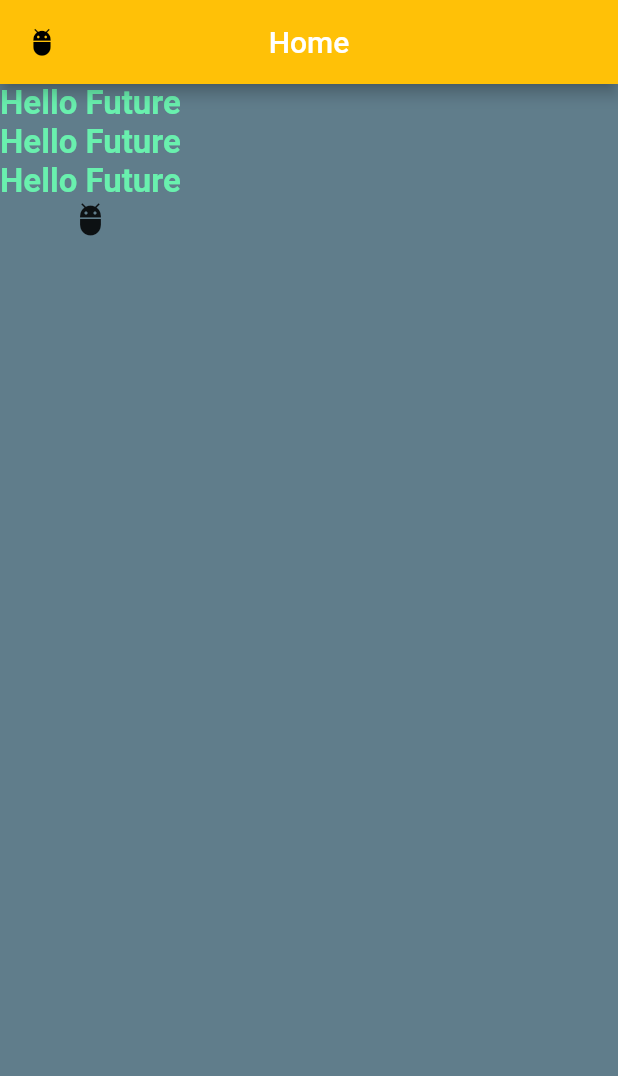
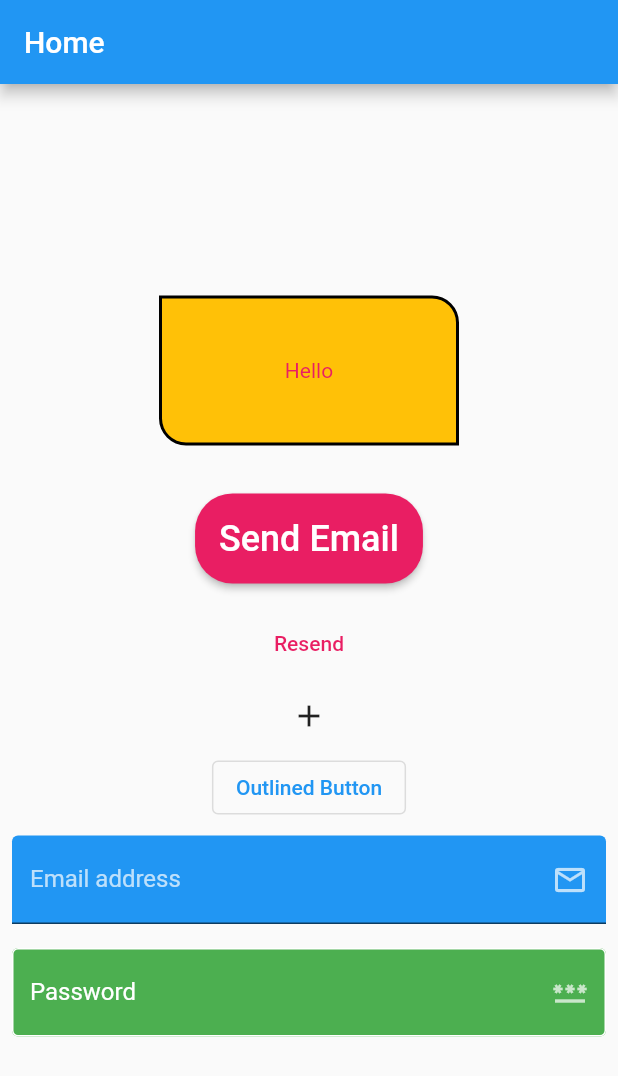
Before and after one commit to flucloxin500/Ostad_Batch_04, a Flutter app: the screen it shows after launch, on a phone screen of 412 x 824 dp. Shown: the top 1076 px of the screen. Run offline on Flutter 3.47's test engine with Material 2 defaults, Android fonts, the phone set to English and light mode, and no system bars.

Commit message:
Decoration

```diff
--- a/lib/main.dart
+++ b/lib/main.dart
@@ -1,171 +1,169 @@
-/// Module 05
-/// class 02
+import 'package:flutter/material.dart';
 
-// import 'package:flutter/material.dart';
-// void main (){
-//
-//   ///give some widget
-//   runApp(
-//   /// Material app
-//   //   MaterialApp(
-//   //     home: Scaffold(
-//   //       body: Center(
-//   //         child: Text('Hello World.!'),
-//   //       ),
-//   //     ),
-//   //   )
-//   // );
-//       MyApp()
-//   );
-// }
-// /// creating new widget
-//
-// // class MyApp extends Widget{
-// //   const MyApp({super.key});
-// //
-// //
-// //   @override
-// //   Element createElement() {
-// //     //
-// //     throw UnimplementedError();
-// //   }
-// //
-// //
-// // }
-//
-// /// stateless widget
-// /// basic screen
-// /// Hot reload => ctrl + s
-// /// Hot restart => ctrl+shift+\
-// class MyApp extends StatelessWidget{
-//
-//   @override
-//   Widget build(BuildContext context){
-//     return MaterialApp(
-//       /// checking debug mode
-//       debugShowCheckedModeBanner: true,
-//       home: Scaffold(
-//         /// for AppBar
-//         appBar: AppBar(
-//           /// for getting title in appbar
-//           title: Text('Home'),
-//         ),
-//         body: Center(
-//           child: Text('Hello Future'),
-//         ),
-//       ),
-//       /// for adding/changing app title
-//       title: 'My App',
-//     );
-//
-//   }
-// }
-
-import 'package:flutter/material.dart';
-void main (){
-
-  ///give some widget
-  runApp(
-    /// Material app
-    //   MaterialApp(
-    //     home: Scaffold(
-    //       body: Center(
-    //         child: Text('Hello World.!'),
-    //       ),
-    //     ),
-    //   )
-    // );
-      MyApp()
+class MyApp extends StatelessWidget {
+  @override
+  Widget build(BuildContext context) {
+    return MaterialApp(
+      debugShowCheckedModeBanner: true,
+      home: HomeScreen(),
+      title: 'Ostad App',
     );
   }
-/// creating new widget
+}
 
-// class MyApp extends Widget{
-//   const MyApp({super.key});
-//
-//
-//   @override
-//   Element createElement() {
-//     //
-//     throw UnimplementedError();
-//   }
-//
-//
-// }
+class HomeScreen extends StatelessWidget{
+  @override
+  Widget build(BuildContext context) {
+    return Scaffold(
+      appBar: AppBar(
+        title: Text('Home'),
+      ),
+      body: Center(
+          child: Column(
+            mainAxisAlignment: MainAxisAlignment.center,
+            children: [
+              Container(
+                width: 200,
+                height: 100,
 
-/// stateless widget
-/// basic screen
-/// Hot reload => ctrl + s
-/// Hot restart => ctrl+shift+\
-class MyApp extends StatelessWidget{
+                /// adding anything in container, used child
+                child: Text('Hello',style: TextStyle(
+                  color: Colors.pink,
+                ),),
+                alignment: Alignment.center,
+                /// for all side
+                margin: EdgeInsets.all(16),
+                //padding: EdgeInsets.all(10),
+                /// for any single side
+                //padding: EdgeInsets.only(top: 10, bottom: 15),
+                /// for symmetrical
+                padding: EdgeInsets.symmetric(horizontal: 15,vertical: 10),
+                // for decoration colors can't be add outside of the decoration
 
-  @override
-  Widget build(BuildContext context){
-    return MaterialApp(
-      /// checking debug mode
-      debugShowCheckedModeBanner: false,
-      home: Scaffold(
-        /// for background color
-        backgroundColor: Colors.blueGrey,
-        /// for AppBar
-        appBar: AppBar(
-          /// for appbar backgropund color
-          backgroundColor: Colors.amber,
-          /// for changing position of appBar title
-          centerTitle: true,
-          /// for getting title in appbar
-          title: Text('Home'),
-          // /// add leading text
-          // leading: Text('App'),
-          /// add leading icon
-          /// add leading color
-          /// add leading size
-          leading: Icon(Icons.adb_outlined,color: Colors.black,size: 20,),
-
-        ),
-        /// we can add more alignnment from body
-        /// Center
-        body:
-        // Center()
-        // /// creating textStyle
-        // child: Text('Hello Future',style: TextStyle(
-        //   /// changing text color
-        //   color: Colors.blue,
-        //       /// changing font size
-        //       fontSize: 25 ,
-        //   /// changing fontweight
-        //   fontWeight: FontWeight.bold,
-        //
-        // ),),
-        /// colomn add
-        ///child: Column()
-        ///for vertical is Coloumn
-        /// for horizontal is ROw
-        Column(
-          children: [
-            Text('Hello Future',style: TextStyle(
-              color: Colors.greenAccent,
-              fontSize: 22,
-              fontWeight: FontWeight.w700,
-            ),),
-            Text('Hello Future',style: TextStyle(
-              color: Colors.greenAccent,
-              fontSize: 22,
-              fontWeight: FontWeight.w700,
-            ),),
-            Text('Hello Future',style: TextStyle(
-              color: Colors.greenAccent,
-              fontSize: 22,
-              fontWeight: FontWeight.w700,
-            ),),
-            Icon(Icons.adb_outlined),
-          ],
+                decoration: BoxDecoration(
+                  color: Colors.amber,
+                  border: Border.all(color: Colors.black,
+                      width: 2 ),
+                  // for whole side
+                  ///borderRadius: BorderRadius.circular(15),
+                  //for single side
+                  borderRadius: BorderRadius.only
+                    (bottomLeft: Radius.circular(18),
+                      topRight: Radius.circular(18)),
+                  /// for all kind of shape
+                  //shape: BoxShape.circle
                 ),
               ),
-      //),
-      /// for adding/changing app title
-      title: 'My App',
+              Container(
+                margin: EdgeInsets.all(16),
+                child: ElevatedButton(
+                    style: ElevatedButton.styleFrom(
+                        backgroundColor: Colors.pink,
+                        textStyle: TextStyle(
+                            fontSize: 24,
+                            fontWeight: FontWeight.w500
+                        ),
+                        padding: EdgeInsets.all(16),
+                        shape: RoundedRectangleBorder(
+                            borderRadius: BorderRadius.circular(25)
+                        )
+                    ),
+                    onLongPress: (){
+                      print('Email Deleted');
+                    },
+                    onPressed: () {
+                      print('Email has been sent');
+                    }, child: Text('Send Email')),
+              ),
+              TextButton(
+                style: TextButton.styleFrom(
+                    foregroundColor: Colors.pink
+                ),
+                onPressed: (){
+                  print('Resend Email');
+                }, child: Text('Resend'),
+              ),
+              IconButton(onPressed: (){}, icon: Icon(Icons.add)),
+              OutlinedButton(
+
+                  onLongPress: (){
+                    print('Longpress on outlined button');
+                  },
+                  onPressed: (){},
+                  child: Text('Outlined Button')),
+              // input
+              Padding(
+                padding: const EdgeInsets.all(8.0),
+                child: TextField(
+                  //maxLines: 5,
+                  style: TextStyle(
+                      color: Colors.white
+                  ),
+                  decoration: InputDecoration(
+                      fillColor: Colors.blue,
+                      filled: true,
+                      hintText: 'Enter your email address',
+                      hintStyle: TextStyle(
+                          color: Colors.white70
+                      ),
+                      suffixIcon: Icon(Icons.email_outlined, color: Colors.white70,),
+                      label: Text('Email address'),
+                      labelStyle: TextStyle(
+                          color: Colors.white70
+                      )
+                  ),
+                ),
+              ),
+              /*SizedBox(
+                  height: 10.0,
+                  width: 10,
+                ),*/
+              Padding(
+                padding: const EdgeInsets.all(8.0),
+                child: TextField(
+                  // wrap with sizedbox is used for padding
+                  obscureText: true,
+                  controller: TextEditingController(),
+                  style: TextStyle(
+                      color: Colors.white
+                  ),
+                  decoration: InputDecoration(
+                    fillColor: Colors.green,
+                    filled: true,
+                    hintText: 'Enter your password',
+                    hintStyle: TextStyle(
+                        color: Colors.white70
+                    ),
+                    suffixIcon: Icon(Icons.password, color: Colors.white70,),
+                    label: Text('Password'),
+                    labelStyle: TextStyle(
+                        color: Colors.white
+                    ),
+                    border: OutlineInputBorder(),
+                    enabledBorder: OutlineInputBorder(
+                        borderSide: BorderSide(
+                            color: Colors.white)
+                    ),
+                    disabledBorder: OutlineInputBorder(
+                        borderSide: BorderSide(
+                            color: Colors.red)
+                    ),
+                    focusedBorder: OutlineInputBorder(
+                        borderSide: BorderSide(
+                            color: Colors.green)
+                    ),
+                  ),
+                ),
+              ),
+
+            ],
+          )
+      ),
     );
+  }
 
 }
+void main (){
+  runApp(MyApp());
+
 }
```
Lines whose indentation alone changed are shown as unchanged.
